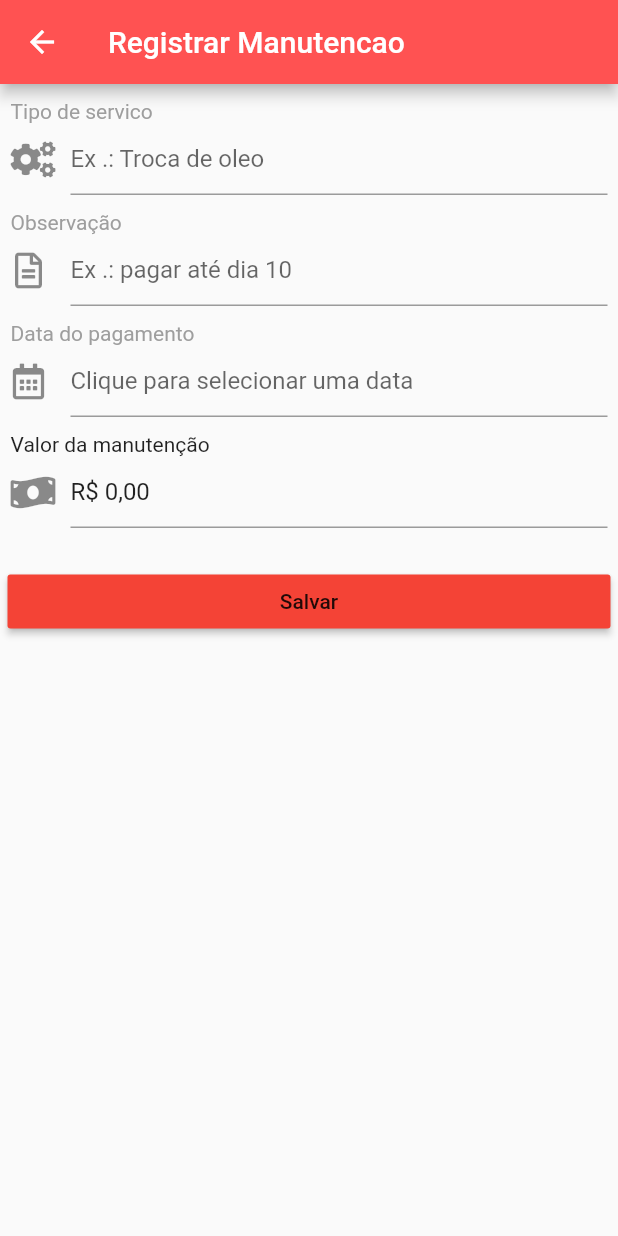
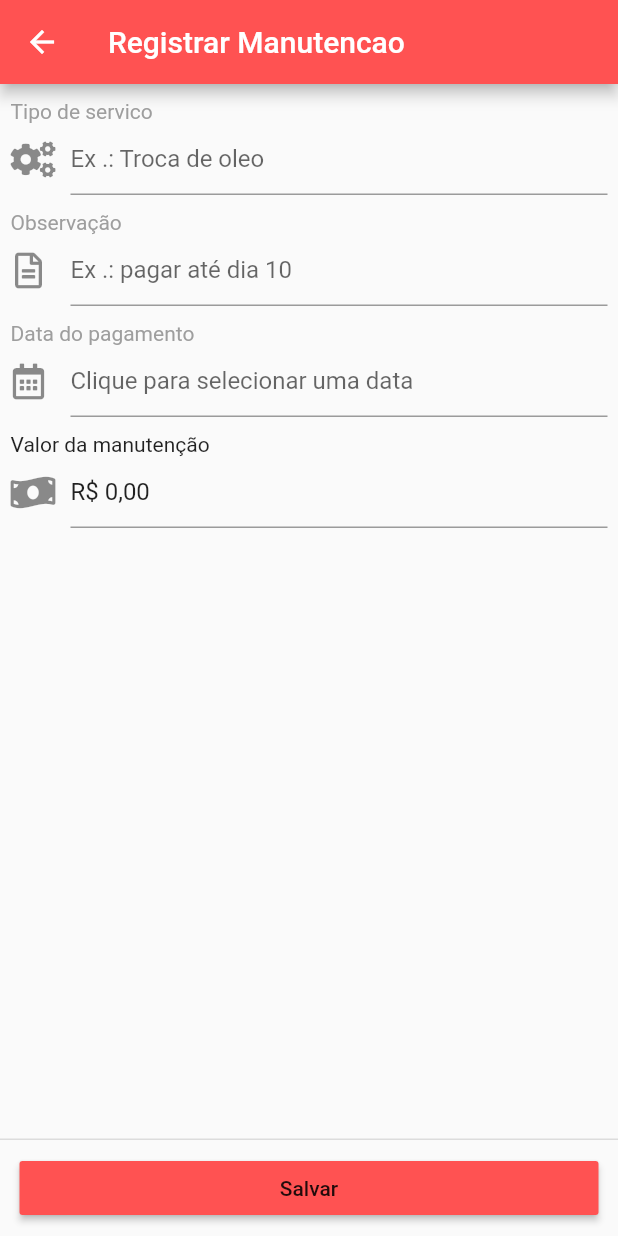
Before and after one commit to rafaelmennabarreto/CarApp, a Flutter app: the Cadastrarmanutencao screen opened directly, on a phone screen of 412 x 824 dp. Run offline on Flutter 3.47's test engine with Material 2 defaults, Android fonts, the phone set to English and light mode, and no system bars; our stand-ins replace flutter_masked_text, font_awesome_flutter.

Commit message:
changed btn salvar position

```diff
--- a/lib/manutencao/cadastrarManutencao/cadastrarManutencao.dart
+++ b/lib/manutencao/cadastrarManutencao/cadastrarManutencao.dart
@@ -36,8 +36,20 @@ class _CadastrarmanutencaoState extends State<Cadastrarmanutencao> {
       body: SingleChildScrollView(
         child: formulario(),
       ),
+      persistentFooterButtons: <Widget>[bottomButton()],
     );
   }
+
+  bottomButton() => ButtonTheme(
+          child: Padding(
+        padding: EdgeInsets.fromLTRB(5, 0, 5, 0),
+        child: MaterialButton(
+          onPressed: () => print('salvou'),
+          minWidth: MediaQuery.of(context).size.width,
+          color: Pallet.primaryColor,
+          child: Text("Salvar"),
+        ),
+      ));
 
   formulario() => Container(
         child: Column(
@@ -71,16 +83,6 @@ class _CadastrarmanutencaoState extends State<Cadastrarmanutencao> {
                 ),
               ],
             ),
-            ButtonTheme(
-                child: Padding(
-              padding: EdgeInsets.fromLTRB(5, 25, 5, 0),
-              child: MaterialButton(
-                onPressed: () => {},
-                minWidth: MediaQuery.of(context).size.width,
-                color: Colors.red,
-                child: Text("Salvar"),
-              ),
-            )),
           ],
         ),
       );
--- a/lib/sharedWidget/textinput.dart
+++ b/lib/sharedWidget/textinput.dart
@@ -40,7 +40,7 @@ class _InputState extends State<Input> {
             TextFormField(
                 onChanged: (String text) => widget.onchange(text),
                 readOnly: widget.readOnly,
-                onTap: () => widget.onTap(),
+                onTap: () => widget.onTap != null ? widget.onTap() : null,
                 decoration: InputDecoration(
                     hintText: widget.placeholder,
                     focusedBorder: borderActive,
```
